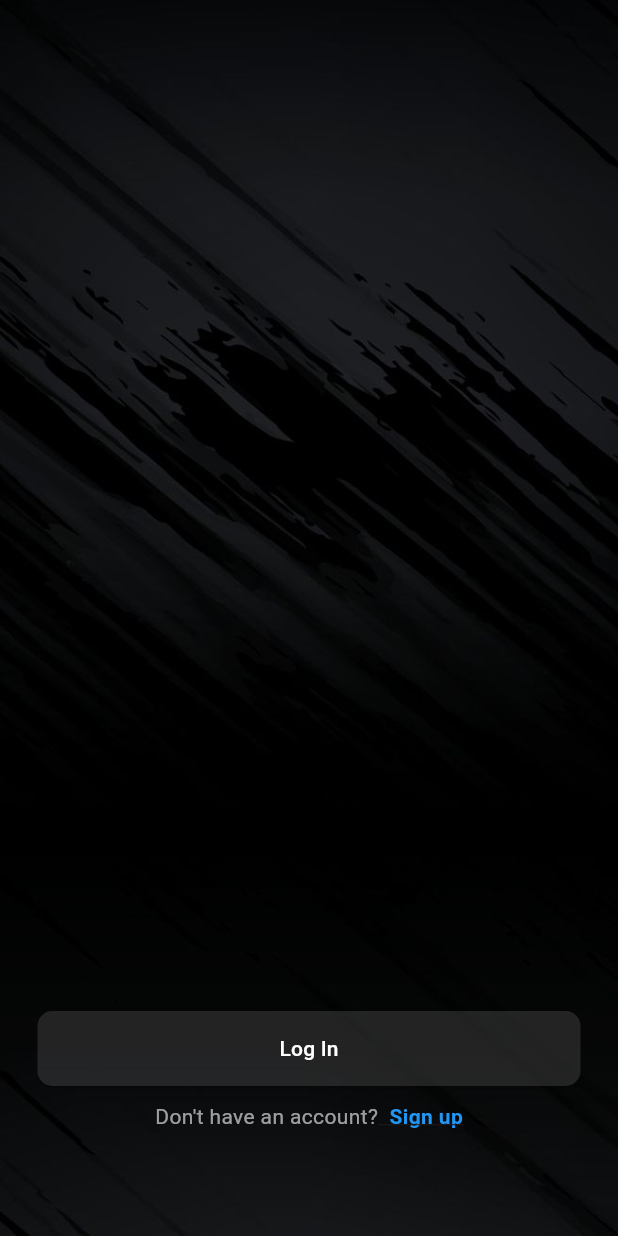
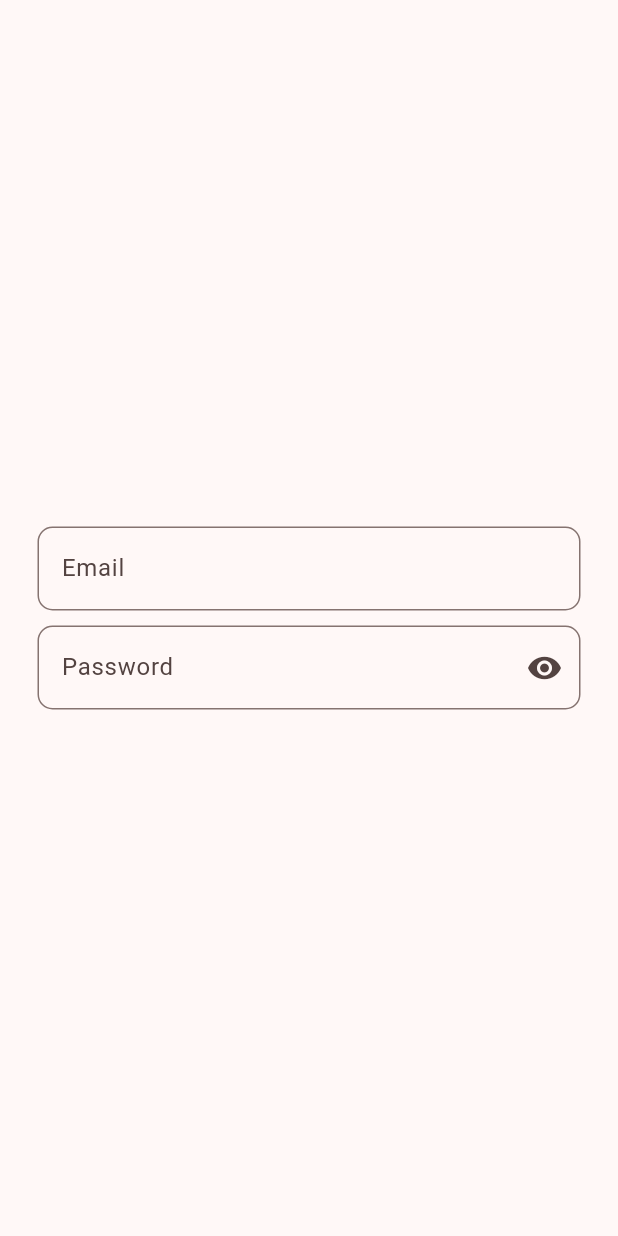
Before and after one commit to olofnuggts/unnamed, a Flutter app: the screen it shows after launch, after a tap on "Log In", on a phone screen of 412 x 824 dp. Run offline on Flutter 3.47's test engine with Material 3 defaults, Android fonts, the phone set to English and light mode, and no system bars.

Commit message:
Add LoginScreen and navigate to it from HomeScreen - icon Password hidden and shown added

```diff
--- a/lib/src/views/home_screen.dart
+++ b/lib/src/views/home_screen.dart
@@ -1,4 +1,5 @@
 import 'package:flutter/material.dart';
+import '../views/login_screen.dart';
 
 class HomeScreen extends StatelessWidget {
   @override
@@ -25,7 +26,10 @@ class HomeScreen extends StatelessWidget {
                 children: <Widget>[
                   ElevatedButton(
                     onPressed: () {
-                      // Navigate to the Login screen
+                      Navigator.push(
+                        context,
+                        MaterialPageRoute(builder: (context) => LoginScreen()),
+                      );
                     },
                     // child: Text('Log In'),
                     style: ElevatedButton.styleFrom(
--- a/lib/src/views/login_screen.dart
+++ b/lib/src/views/login_screen.dart
@@ -0,0 +1,67 @@
+import 'package:flutter/material.dart';
+
+class LoginScreen extends StatefulWidget {
+  @override
+  LoginScreenState createState() => LoginScreenState();
+}
+
+class LoginScreenState extends State<LoginScreen> {
+  bool isHidden = true;
+  @override
+  Widget build(BuildContext context) {
+    void toggleVisibility() {
+      setState(() {
+        isHidden = !isHidden;
+      });
+    }
+
+    return Scaffold(
+        body: Stack(children: <Widget>[
+      Container(
+        decoration: BoxDecoration(
+            // image: DecorationImage(
+            //   // image: AssetImage('assets/images/app-background.jpeg'),
+            //   fit: BoxFit.cover,
+            // ),
+            ),
+      ),
+      Center(
+        child: Container(
+            margin: EdgeInsets.symmetric(horizontal: 25),
+            child: Align(
+              alignment: Alignment.center,
+              child: Column(
+                mainAxisSize: MainAxisSize.min,
+                children: <Widget>[
+                  TextField(
+                    decoration: InputDecoration(
+                      border: OutlineInputBorder(
+                          borderRadius: BorderRadius.circular(10)),
+                      labelText: 'Email',
+                    ),
+                  ),
+                  SizedBox(height: 10),
+                  TextField(
+                    obscureText: isHidden,
+                    decoration: InputDecoration(
+                      // fillColor: Colors.white,
+                      // filled: true,
+                      border: OutlineInputBorder(
+                        borderRadius: BorderRadius.circular(10),
+                      ),
+                      labelText: 'Password',
+                      suffixIcon: IconButton(
+                        icon: isHidden
+                            ? Icon(Icons.visibility)
+                            : Icon(Icons.visibility_off),
+                        onPressed: toggleVisibility,
+                      ),
+                    ),
+                  )
+                ],
+              ),
+            )),
+      )
+    ]));
+  }
+}
```
